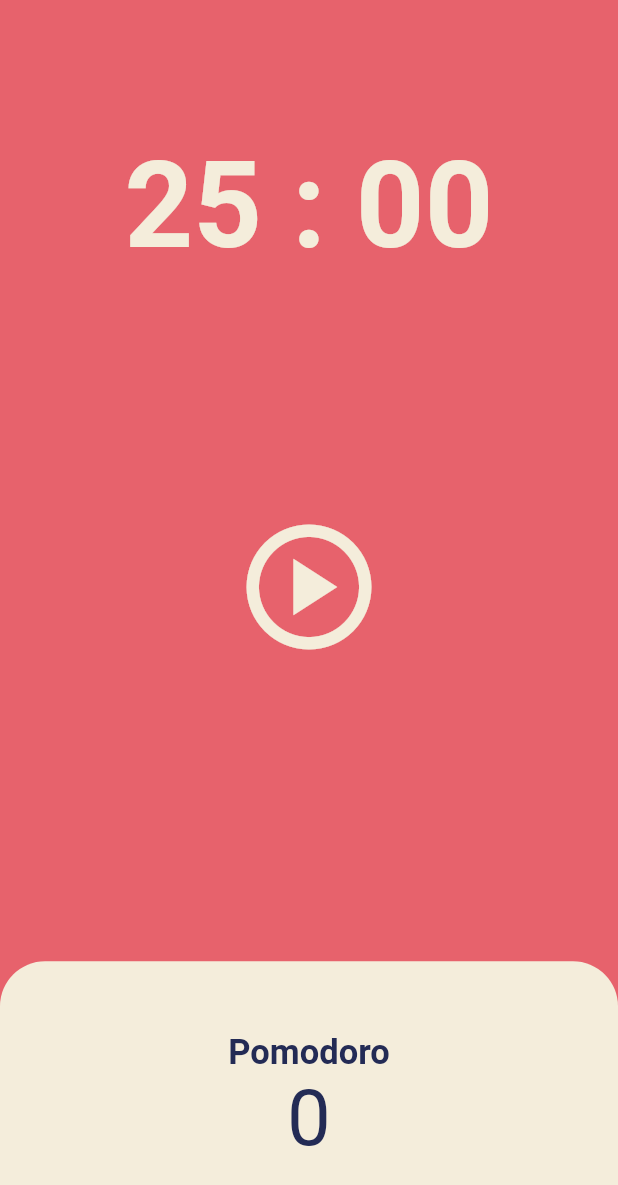
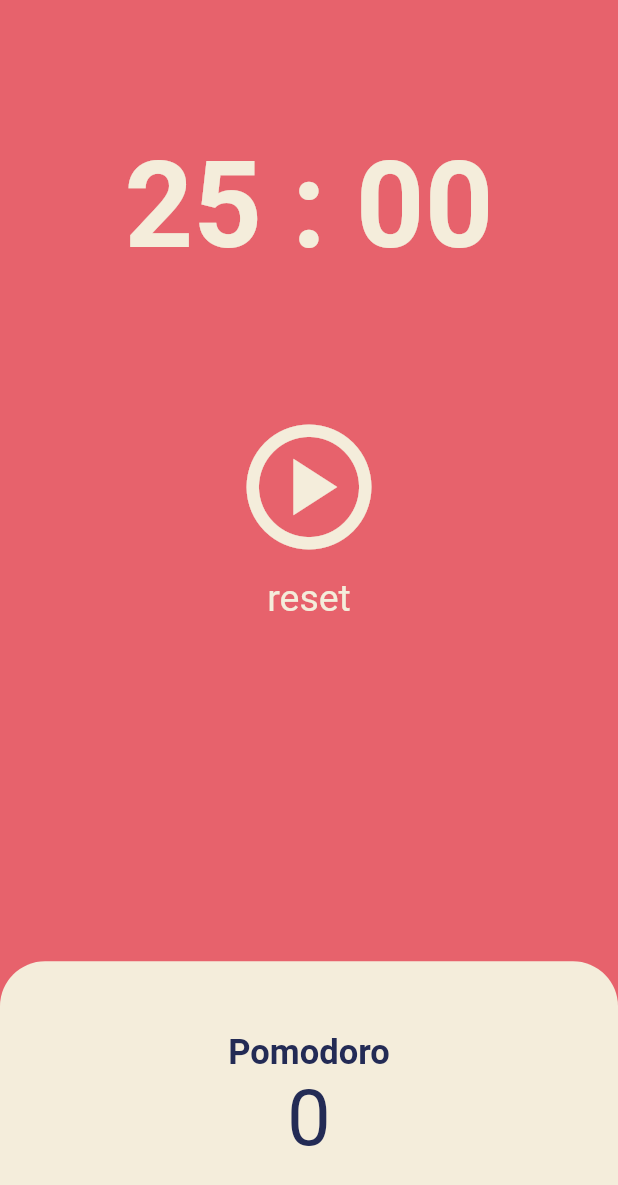
Before and after one commit to panicTrading/Pomodoro_practice, a Flutter app: the screen it shows after launch, on a phone screen of 412 x 824 dp. Shown: the top 1185 px of the screen. Run offline on Flutter 3.47's test engine with Material 2 defaults, Android fonts, the phone set to English and light mode, and no system bars.

Commit message:
add reset button

```diff
--- a/lib/screens/home_screen.dart
+++ b/lib/screens/home_screen.dart
@@ -26,6 +26,14 @@ class _HomeScreenState extends State<HomeScreen> {
     _timer.cancel();
     setState(() {
       isRunning = false;
+    });
+  }
+
+  void reset() {
+    setState(() {
+      isRunning = false;
+      totalSeconds = 1500;
+      _timer.cancel();
     });
   }
 
@@ -76,7 +84,9 @@ class _HomeScreenState extends State<HomeScreen> {
             fit: FlexFit.tight,
             child: Container(
               alignment: const Alignment(0, -0.5),
-              child: IconButton(
+              child: Column(
+                children: [
+                  IconButton(
                     iconSize: 100,
                     padding: EdgeInsets.zero,
                     onPressed: isRunning == true ? pause : playTimer,
@@ -86,6 +96,19 @@ class _HomeScreenState extends State<HomeScreen> {
                           : Icons.play_circle_outlined,
                       color: Theme.of(context).cardColor,
                     ),
+                  ),
+                  TextButton(
+                    onPressed: reset,
+                    child: Text(
+                      'reset',
+                      style: TextStyle(
+                        color: Theme.of(context).cardColor,
+                        fontSize: 25,
+                        fontWeight: FontWeight.w400,
+                      ),
+                    ),
+                  ),
+                ],
               ),
             ),
           ),
```
Lines whose indentation alone changed are shown as unchanged.
